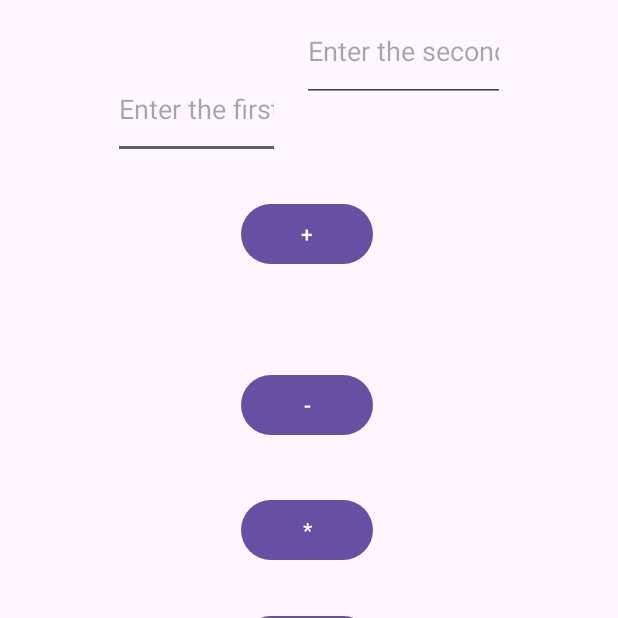
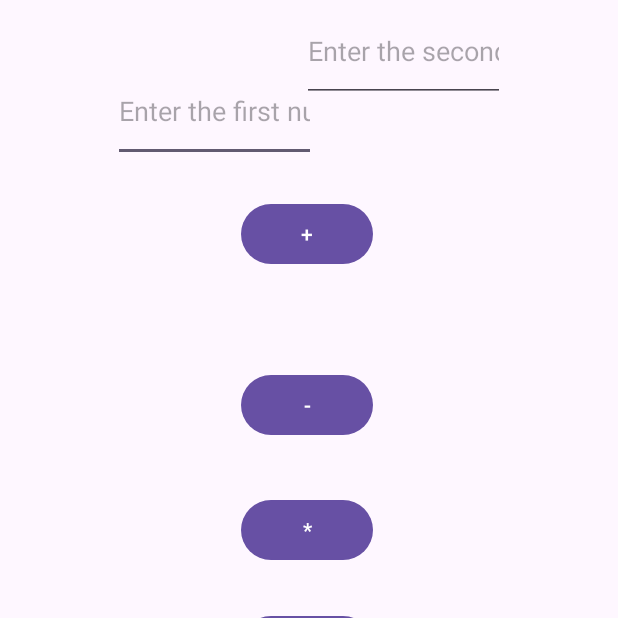
Before and after one commit to danabarnea/SimpleCalculator, an Android app: the screen it shows after launch (MainActivity), on a phone screen of 412 x 824 dp, the top half of it. Run offline under Robolectric (Android 15) with nearby library versions, the phone set to English and light mode, and no system bars.

```diff
--- a/app/src/main/res/layout/activity_main.xml
+++ b/app/src/main/res/layout/activity_main.xml
@@ -10,8 +10,8 @@
 
     <EditText
         android:id="@+id/Num1"
-        android:layout_width="111dp"
-        android:layout_height="66dp"
+        android:layout_width="135dp"
+        android:layout_height="68dp"
         android:layout_marginStart="75dp"
         android:layout_marginTop="40dp"
         android:autofillHints=""
@@ -26,7 +26,6 @@
 
     <EditText
         android:id="@+id/Num2"
-
         android:layout_width="135dp"
         android:layout_height="68dp"
         android:layout_marginEnd="75dp"
@@ -96,14 +95,13 @@
 
     <TextView
         android:id="@+id/tvResult"
-        android:layout_width="83dp"
-        android:layout_height="34dp"
+        android:layout_width="147dp"
+        android:layout_height="67dp"
         app:layout_constraintBottom_toBottomOf="parent"
         app:layout_constraintEnd_toEndOf="parent"
-        app:layout_constraintHorizontal_bias="0.474"
         app:layout_constraintStart_toStartOf="parent"
         app:layout_constraintTop_toTopOf="parent"
-        app:layout_constraintVertical_bias="0.781" />
+        app:layout_constraintVertical_bias="0.716" />
 
 
 </androidx.constraintlayout.widget.ConstraintLayout>
```
Also changed, not shown: app/src/main/java/com/example/simplecalculator/MainActivity.java (+10 -2 lines).
